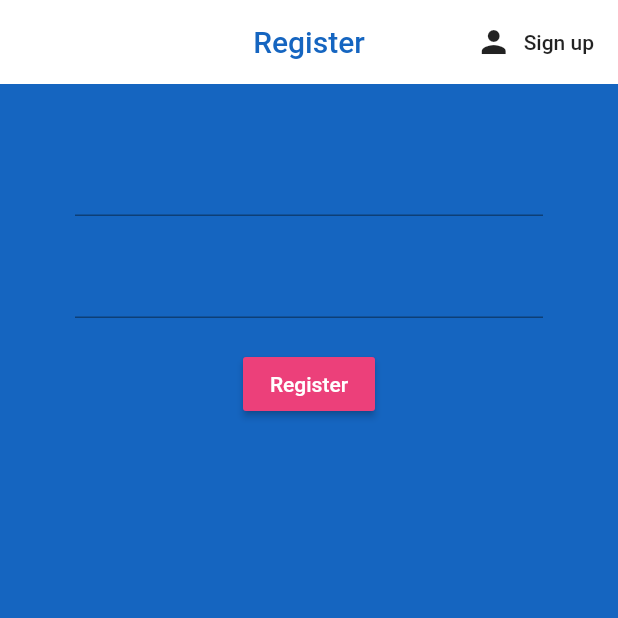
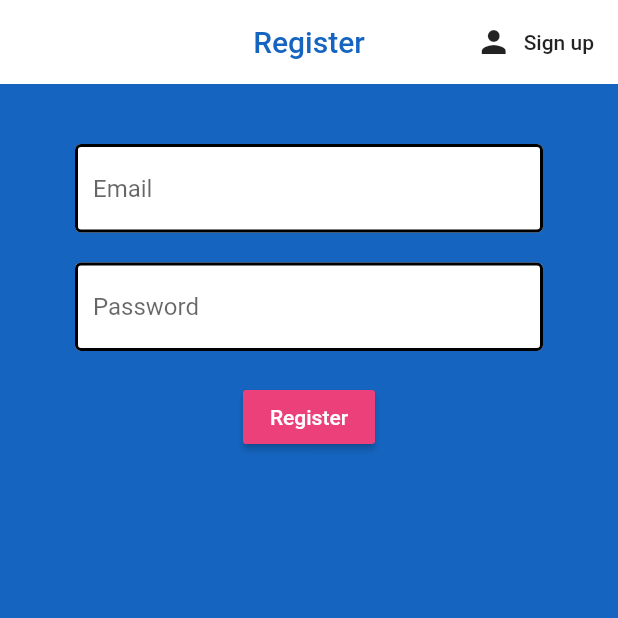
Before and after one commit to Lawful24/Studio-Application, a Flutter app: the Register screen opened directly, on a phone screen of 412 x 824 dp, the top half of it. Run offline on Flutter 3.47's test engine with Material 2 defaults, Android fonts, the phone set to English and light mode, and no system bars; our stand-ins replace firebase_auth, flutter_spinkit; accounts and stored records are empty.

Commit message:
text input decoration

```diff
--- a/lib/pages/authenticate/register.dart
+++ b/lib/pages/authenticate/register.dart
@@ -1,5 +1,6 @@
 import 'package:flutter/material.dart';
 import 'package:studio_application/services/auth.dart';
+import 'package:studio_application/shared/constants.dart';
 
 class Register extends StatefulWidget {
 
@@ -52,6 +53,7 @@ class _RegisterState extends State<Register> {
             children: <Widget>[
               SizedBox(height: 20),
               TextFormField(
+                decoration: textInputDecoration.copyWith(hintText: 'Email'),
                 validator: (val) => val.isEmpty ? 'Enter an email' : null,
                 onChanged: (val) {
                   setState(() => email = val);
@@ -59,6 +61,7 @@ class _RegisterState extends State<Register> {
               ),
               SizedBox(height: 20),
               TextFormField(
+                decoration: textInputDecoration.copyWith(hintText: 'Password'),
                 obscureText: true,
                 validator: (val) => val.length < 6 ? 'The password has to be longer than 5 chars' : null,
                 onChanged: (val) {
--- a/lib/pages/authenticate/sign_in.dart
+++ b/lib/pages/authenticate/sign_in.dart
@@ -1,5 +1,6 @@
 import 'package:flutter/material.dart';
 import 'package:studio_application/services/auth.dart';
+import 'package:studio_application/shared/constants.dart';
 
 class SignIn extends StatefulWidget {
 
--- /dev/null
+++ b/lib/shared/constants.dart
@@ -0,0 +1,12 @@
+import 'package:flutter/material.dart';
+
+const textInputDecoration = InputDecoration(
+  fillColor: Colors.white,
+  filled: true,
+  enabledBorder: OutlineInputBorder(
+    borderSide: BorderSide(color: Colors.black, width: 2.0),
+  ),
+  focusedBorder: OutlineInputBorder(
+    borderSide: BorderSide(color: Colors.pink, width: 2.0),
+  ),
+);
```
